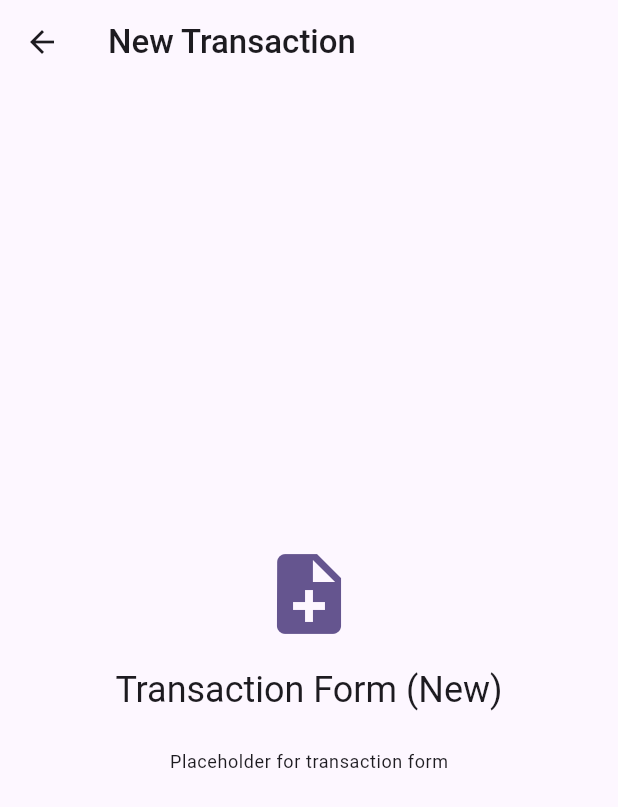
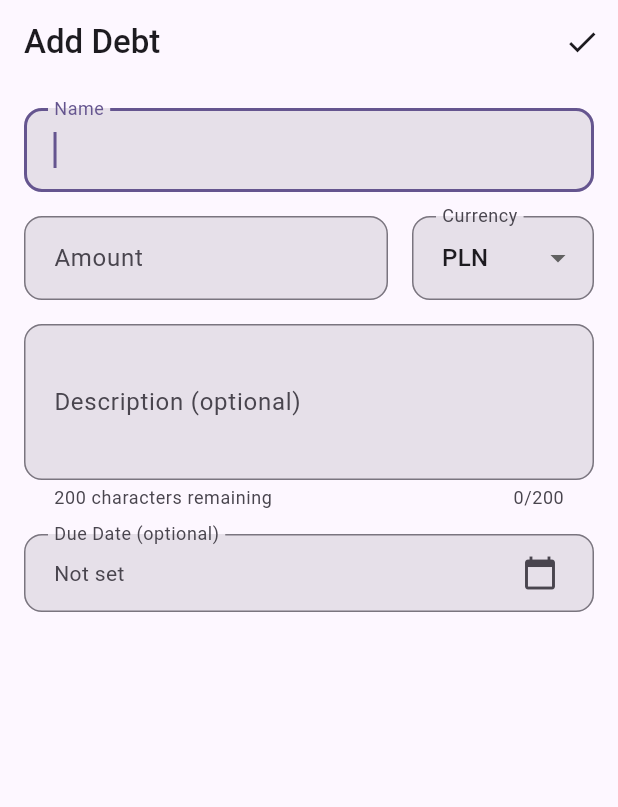
Before and after one commit to tomaszbazan/deptsandloans, a Flutter app: the TransactionFormScreen screen opened by its route, on a phone screen of 412 x 824 dp. Shown: the top 807 px of the screen. Run offline on Flutter 3.47's test engine with Material 3 defaults, Android fonts, the phone set to English and light mode, and no system bars; our stand-ins replace go_router, isar_community; accounts and stored records are empty; generated files the repository leaves out were written again.

Commit message:
feat: Implement Transaction Form Screen with MVVM architecture
- Create `TransactionFormScreen` with fields: Name, Amount, Currency, Description, and Due Date.
- Implement `TransactionFormViewModel` for state management and field bindings.
- Add input validation logic placeholders in ViewModel (to be completed in TASK-0015).
- Update `app_router.dart` to support navigation for adding and editing transactions.
- Update `backlog.md` to mark TASK-0014 as complete.
- Add localization strings for optional fields and character count helper text.
- Write widget tests to validate form rendering and interaction scenarios.
- Document implementation plan in `docs/TASK-0014/plan.md`.

```diff
--- a/lib/core/router/app_router.dart
+++ b/lib/core/router/app_router.dart
@@ -1,7 +1,9 @@
 import 'package:deptsandloans/core/database/database_service.dart';
+import 'package:deptsandloans/data/models/transaction_type.dart';
+import 'package:deptsandloans/data/repositories/transaction_repository_impl.dart';
 import 'package:deptsandloans/presentation/screens/home_screen.dart';
 import 'package:deptsandloans/presentation/screens/transaction_details_screen.dart';
-import 'package:deptsandloans/presentation/screens/transaction_form_screen.dart';
+import 'package:deptsandloans/presentation/screens/transaction_form/transaction_form_screen.dart';
 import 'package:go_router/go_router.dart';
 
 GoRouter createAppRouter(DatabaseService databaseService) {
@@ -17,10 +19,14 @@ GoRouter createAppRouter(DatabaseService databaseService) {
         path: '/transaction/new',
         name: 'transaction-new',
         builder: (context, state) {
-          final transactionType = state.uri.queryParameters['type'];
+          final typeParam = state.uri.queryParameters['type'];
+          final type = typeParam == 'loan'
+              ? TransactionType.loan
+              : TransactionType.debt;
+          final repository = TransactionRepositoryImpl(databaseService.instance);
           return TransactionFormScreen(
-            databaseService: databaseService,
-            transactionType: transactionType,
+            repository: repository,
+            type: type,
           );
         },
       ),
@@ -39,9 +45,15 @@ GoRouter createAppRouter(DatabaseService databaseService) {
         path: '/transaction/:id/edit',
         name: 'transaction-edit',
         builder: (context, state) {
-          final id = state.pathParameters['id']!;
+          final id = int.parse(state.pathParameters['id']!);
+          final typeParam = state.uri.queryParameters['type'];
+          final type = typeParam == 'loan'
+              ? TransactionType.loan
+              : TransactionType.debt;
+          final repository = TransactionRepositoryImpl(databaseService.instance);
           return TransactionFormScreen(
-            databaseService: databaseService,
+            repository: repository,
+            type: type,
             transactionId: id,
           );
         },
--- a/lib/l10n/app_en.arb
+++ b/lib/l10n/app_en.arb
@@ -175,5 +175,22 @@
   "databaseNotInitialized": "Database: Not initialized",
   "@databaseNotInitialized": {
     "description": "Message when database is not initialized"
+  },
+  "notSet": "Not set",
+  "@notSet": {
+    "description": "Label for optional fields that have no value"
+  },
+  "optional": "optional",
+  "@optional": {
+    "description": "Label suffix for optional fields"
+  },
+  "charactersRemaining": "{count} characters remaining",
+  "@charactersRemaining": {
+    "description": "Character count helper text for description field",
+    "placeholders": {
+      "count": {
+        "type": "int"
+      }
+    }
   }
 }
--- a/lib/l10n/app_localizations.dart
+++ b/lib/l10n/app_localizations.dart
@@ -355,6 +355,24 @@ abstract class AppLocalizations {
   /// In en, this message translates to:
   /// **'Database: Not initialized'**
   String get databaseNotInitialized;
+
+  /// Label for optional fields that have no value
+  ///
+  /// In en, this message translates to:
+  /// **'Not set'**
+  String get notSet;
+
+  /// Label suffix for optional fields
+  ///
+  /// In en, this message translates to:
+  /// **'optional'**
+  String get optional;
+
+  /// Character count helper text for description field
+  ///
+  /// In en, this message translates to:
+  /// **'{count} characters remaining'**
+  String charactersRemaining(int count);
 }
 
 class _AppLocalizationsDelegate extends LocalizationsDelegate<AppLocalizations> {
--- a/lib/l10n/app_localizations_en.dart
+++ b/lib/l10n/app_localizations_en.dart
@@ -139,4 +139,15 @@ class AppLocalizationsEn extends AppLocalizations {
 
   @override
   String get databaseNotInitialized => 'Database: Not initialized';
+
+  @override
+  String get notSet => 'Not set';
+
+  @override
+  String get optional => 'optional';
+
+  @override
+  String charactersRemaining(int count) {
+    return '$count characters remaining';
+  }
 }
--- a/lib/l10n/app_pl.arb
+++ b/lib/l10n/app_pl.arb
@@ -43,5 +43,8 @@
   "intervalDays": "Interwał (dni)",
   "welcome": "Witaj w Długach i Pożyczkach",
   "databaseReady": "Baza danych: Gotowa",
-  "databaseNotInitialized": "Baza danych: Niezainicjalizowana"
+  "databaseNotInitialized": "Baza danych: Niezainicjalizowana",
+  "notSet": "Nie ustawiono",
+  "optional": "opcjonalne",
+  "charactersRemaining": "Pozostało {count} znaków"
 }
--- /dev/null
+++ b/lib/presentation/screens/transaction_form/transaction_form_screen.dart
@@ -0,0 +1,264 @@
+import 'package:flutter/material.dart';
+import 'package:flutter/services.dart';
+import 'package:go_router/go_router.dart';
+import 'package:intl/intl.dart';
+import '../../../l10n/app_localizations.dart';
+import '../../../data/models/currency.dart';
+import '../../../data/models/transaction_type.dart';
+import '../../../data/repositories/transaction_repository.dart';
+import 'transaction_form_view_model.dart';
+
+class TransactionFormScreen extends StatefulWidget {
+  final TransactionRepository repository;
+  final TransactionType type;
+  final int? transactionId;
+
+  const TransactionFormScreen({
+    required this.repository,
+    required this.type,
+    this.transactionId,
+    super.key,
+  });
+
+  @override
+  State<TransactionFormScreen> createState() => _TransactionFormScreenState();
+}
+
+class _TransactionFormScreenState extends State<TransactionFormScreen> {
+  late TransactionFormViewModel _viewModel;
+  final _nameController = TextEditingController();
+  final _amountController = TextEditingController();
+  final _descriptionController = TextEditingController();
+  final _nameFocusNode = FocusNode();
+
+  @override
+  void initState() {
+    super.initState();
+    _viewModel = TransactionFormViewModel(
+      repository: widget.repository,
+      type: widget.type,
+    );
+    _nameFocusNode.requestFocus();
+  }
+
+  @override
+  void dispose() {
+    _viewModel.dispose();
+    _nameController.dispose();
+    _amountController.dispose();
+    _descriptionController.dispose();
+    _nameFocusNode.dispose();
+    super.dispose();
+  }
+
+  String _getCurrencySymbol(Currency currency) {
+    switch (currency) {
+      case Currency.pln:
+        return 'PLN';
+      case Currency.eur:
+        return '€';
+      case Currency.usd:
+        return '\$';
+      case Currency.gbp:
+        return '£';
+    }
+  }
+
+  String _formatDate(DateTime date) {
+    return DateFormat.yMMMd().format(date);
+  }
+
+  Future<void> _selectDate() async {
+    final now = DateTime.now();
+    final initialDate = _viewModel.dueDate ?? now;
+    final picked = await showDatePicker(
+      context: context,
+      initialDate: initialDate.isAfter(now) ? initialDate : now,
+      firstDate: now,
+      lastDate: DateTime(now.year + 10),
+    );
+
+    if (picked != null) {
+      _viewModel.setDueDate(picked);
+    }
+  }
+
+  Future<void> _handleSave() async {
+    final success = await _viewModel.saveTransaction();
+    if (success && mounted) {
+      context.pop();
+    } else if (_viewModel.errorMessage != null && mounted) {
+      ScaffoldMessenger.of(context).showSnackBar(
+        SnackBar(
+          content: Text(_viewModel.errorMessage!),
+          backgroundColor: Theme.of(context).colorScheme.error,
+        ),
+      );
+    }
+  }
+
+  @override
+  Widget build(BuildContext context) {
+    final l10n = AppLocalizations.of(context);
+    final isEditMode = widget.transactionId != null;
+    final title = isEditMode
+        ? l10n.editTransaction
+        : (widget.type == TransactionType.debt ? l10n.addDebt : l10n.addLoan);
+
+    return Scaffold(
+      appBar: AppBar(
+        title: Text(title),
+        actions: [
+          ListenableBuilder(
+            listenable: _viewModel,
+            builder: (context, _) {
+              return IconButton(
+                icon: _viewModel.isLoading
+                    ? const SizedBox(
+                        width: 20,
+                        height: 20,
+                        child: CircularProgressIndicator(strokeWidth: 2),
+                      )
+                    : const Icon(Icons.check),
+                onPressed: _viewModel.isLoading ? null : _handleSave,
+              );
+            },
+          ),
+        ],
+      ),
+      body: SingleChildScrollView(
+        padding: const EdgeInsets.all(16.0),
+        child: Column(
+          crossAxisAlignment: CrossAxisAlignment.stretch,
+          children: [
+            TextField(
+              controller: _nameController,
+              focusNode: _nameFocusNode,
+              decoration: InputDecoration(
+                labelText: l10n.name,
+                border: const OutlineInputBorder(),
+              ),
+              onChanged: _viewModel.setName,
+              textInputAction: TextInputAction.next,
+            ),
+            const SizedBox(height: 16),
+            Row(
+              crossAxisAlignment: CrossAxisAlignment.start,
+              children: [
+                Expanded(
+                  flex: 2,
+                  child: TextField(
+                    controller: _amountController,
+                    decoration: InputDecoration(
+                      labelText: l10n.amount,
+                      border: const OutlineInputBorder(),
+                    ),
+                    keyboardType: const TextInputType.numberWithOptions(
+                      decimal: true,
+                    ),
+                    inputFormatters: [
+                      FilteringTextInputFormatter.allow(
+                        RegExp(r'^\d*\.?\d{0,2}'),
+                      ),
+                    ],
+                    onChanged: (value) {
+                      final amount = double.tryParse(value);
+                      _viewModel.setAmount(amount);
+                    },
+                    textInputAction: TextInputAction.next,
+                  ),
+                ),
+                const SizedBox(width: 16),
+                Expanded(
+                  child: ListenableBuilder(
+                    listenable: _viewModel,
+                    builder: (context, _) {
+                      return DropdownButtonFormField<Currency>(
+                        decoration: InputDecoration(
+                          labelText: l10n.currency,
+                          border: const OutlineInputBorder(),
+                        ),
+                        initialValue: _viewModel.currency,
+                        items: Currency.values
+                            .map((currency) => DropdownMenuItem(
+                                  value: currency,
+                                  child: Text(_getCurrencySymbol(currency)),
+                                ))
+                            .toList(),
+                        onChanged: (value) {
+                          if (value != null) {
+                            _viewModel.setCurrency(value);
+                          }
+                        },
+                      );
+                    },
+                  ),
+                ),
+              ],
+            ),
+            const SizedBox(height: 16),
+            ListenableBuilder(
+              listenable: _viewModel,
+              builder: (context, _) {
+                final description = _viewModel.description ?? '';
+                final remaining = 200 - description.length;
+                return TextField(
+                  controller: _descriptionController,
+                  decoration: InputDecoration(
+                    labelText: '${l10n.description} (${l10n.optional})',
+                    border: const OutlineInputBorder(),
+                    helperText: l10n.charactersRemaining(remaining),
+                  ),
+                  maxLength: 200,
+                  maxLines: 3,
+                  onChanged: _viewModel.setDescription,
+                  textInputAction: TextInputAction.done,
+                );
+              },
+            ),
+            const SizedBox(height: 16),
+            ListenableBuilder(
+              listenable: _viewModel,
+              builder: (context, _) {
+                return InkWell(
+                  onTap: _selectDate,
+                  borderRadius: BorderRadius.circular(4),
+                  child: InputDecorator(
+                    decoration: InputDecoration(
+                      labelText: '${l10n.dueDate} (${l10n.optional})',
+                      border: const OutlineInputBorder(),
+                      suffixIcon: Row(
+                        mainAxisSize: MainAxisSize.min,
+                        children: [
+                          if (_viewModel.dueDate != null)
+                            IconButton(
+                              icon: const Icon(Icons.clear),
+                              onPressed: () => _viewModel.setDueDate(null),
+                              padding: EdgeInsets.zero,
+                              constraints: const BoxConstraints(),
+                            ),
+                          const Icon(Icons.calendar_today),
+                          const SizedBox(width: 12),
+                        ],
+                      ),
+                    ),
+                    child: Text(
+                      _viewModel.dueDate != null
+                          ? _formatDate(_viewModel.dueDate!)
+                          : l10n.notSet,
+                      style: TextStyle(
+                        color: _viewModel.dueDate != null
+                            ? Theme.of(context).colorScheme.onSurface
+                            : Theme.of(context).colorScheme.onSurfaceVariant,
+                      ),
+                    ),
+                  ),
+                );
+              },
+            ),
+          ],
+        ),
+      ),
+    );
+  }
+}
--- /dev/null
+++ b/lib/presentation/screens/transaction_form/transaction_form_view_model.dart
@@ -0,0 +1,137 @@
+import 'package:flutter/foundation.dart';
+import '../../../data/models/currency.dart';
+import '../../../data/models/transaction.dart';
+import '../../../data/models/transaction_status.dart';
+import '../../../data/models/transaction_type.dart';
+import '../../../data/repositories/transaction_repository.dart';
+
+class TransactionFormViewModel extends ChangeNotifier {
+  final TransactionRepository _repository;
+  final TransactionType _type;
+  final Transaction? _existingTransaction;
+
+  String _name = '';
+  double? _amount;
+  Currency _currency = Currency.pln;
+  String? _description;
+  DateTime? _dueDate;
+  bool _isLoading = false;
+  String? _errorMessage;
+
+  TransactionFormViewModel({
+    required TransactionRepository repository,
+    required TransactionType type,
+    Transaction? existingTransaction,
+  })  : _repository = repository,
+        _type = type,
+        _existingTransaction = existingTransaction {
+    if (existingTransaction != null) {
+      _loadExistingTransaction();
+    }
+  }
+
+  String get name => _name;
+  double? get amount => _amount;
+  Currency get currency => _currency;
+  String? get description => _description;
+  DateTime? get dueDate => _dueDate;
+  bool get isLoading => _isLoading;
+  String? get errorMessage => _errorMessage;
+  TransactionType get type => _type;
+  bool get isEditMode => _existingTransaction != null;
+
+  void _loadExistingTransaction() {
+    if (_existingTransaction == null) return;
+
+    _name = _existingTransaction.name;
+    _amount = _existingTransaction.amountInMainUnit;
+    _currency = _existingTransaction.currency;
+    _description = _existingTransaction.description;
+    _dueDate = _existingTransaction.dueDate;
+  }
+
+  void setName(String value) {
+    _name = value;
+    _clearError();
+    notifyListeners();
+  }
+
+  void setAmount(double? value) {
+    _amount = value;
+    _clearError();
+    notifyListeners();
+  }
+
+  void setCurrency(Currency value) {
+    _currency = value;
+    notifyListeners();
+  }
+
+  void setDescription(String? value) {
+    if (value == null || value.isEmpty) {
+      _description = null;
+    } else {
+      _description = value;
+    }
+    _clearError();
+    notifyListeners();
+  }
+
+  void setDueDate(DateTime? value) {
+    _dueDate = value;
+    notifyListeners();
+  }
+
+  void _clearError() {
+    _errorMessage = null;
+  }
+
+  Future<bool> saveTransaction() async {
+    _isLoading = true;
+    _errorMessage = null;
+    notifyListeners();
+
+    try {
+      final transaction = _buildTransaction();
+      transaction.validate();
+
+      if (isEditMode) {
+        await _repository.update(transaction);
+      } else {
+        await _repository.create(transaction);
+      }
+
+      _isLoading = false;
+      notifyListeners();
+      return true;
+    } catch (e) {
+      _errorMessage = e.toString();
+      _isLoading = false;
+      notifyListeners();
+      return false;
+    }
+  }
+
+  Transaction _buildTransaction() {
+    final transaction = Transaction()
+      ..type = _type
+      ..name = _name
+      ..amount = ((_amount ?? 0) * 100).round()
+      ..currency = _currency
+      ..description = _description
+      ..dueDate = _dueDate
+      ..status = TransactionStatus.active;
+
+    if (isEditMode && _existingTransaction != null) {
+      transaction.id = _existingTransaction.id;
+      transaction.createdAt = _existingTransaction.createdAt;
+      transaction.updatedAt = DateTime.now();
+    } else {
+      final now = DateTime.now();
+      transaction.createdAt = now;
+      transaction.updatedAt = now;
+    }
+
+    return transaction;
+  }
+}
--- a/lib/presentation/screens/transaction_form_screen.dart
+++ /dev/null
@@ -1,68 +0,0 @@
-import 'package:deptsandloans/core/database/database_service.dart';
-import 'package:flutter/material.dart';
-import 'package:go_router/go_router.dart';
-
-class TransactionFormScreen extends StatelessWidget {
-  final DatabaseService databaseService;
-  final String? transactionId;
-  final String? transactionType;
-
-  const TransactionFormScreen({
-    required this.databaseService,
-    this.transactionId,
-    this.transactionType,
-    super.key,
-  });
-
-  @override
-  Widget build(BuildContext context) {
-    final isEditMode = transactionId != null;
-
-    return Scaffold(
-      appBar: AppBar(
-        title: Text(
-          isEditMode ? 'Edit Transaction' : 'New Transaction',
-        ),
-        leading: IconButton(
-          icon: const Icon(Icons.arrow_back),
-          onPressed: () => context.pop(),
-        ),
-      ),
-      body: Center(
-        child: Column(
-          mainAxisAlignment: MainAxisAlignment.center,
-          children: [
-            Icon(
-              Icons.note_add,
-              size: 64,
-              color: Theme.of(context).colorScheme.primary,
-            ),
-            const SizedBox(height: 16),
-            Text(
-              isEditMode
-                  ? 'Transaction Form (Edit Mode)'
-                  : 'Transaction Form (New)',
-              style: Theme.of(context).textTheme.headlineSmall,
-            ),
-            const SizedBox(height: 8),
-            if (transactionId != null)
-              Text(
-                'Transaction ID: $transactionId',
-                style: Theme.of(context).textTheme.bodyMedium,
-              ),
-            if (transactionType != null)
-              Text(
-                'Type: $transactionType',
-                style: Theme.of(context).textTheme.bodyMedium,
-              ),
-            const SizedBox(height: 16),
-            Text(
-              'Placeholder for transaction form',
-              style: Theme.of(context).textTheme.bodySmall,
-            ),
-          ],
-        ),
-      ),
-    );
-  }
-}
```
Also changed, not shown: lib/l10n/app_localizations_pl.dart (+11 -0 lines), 4 other files.
